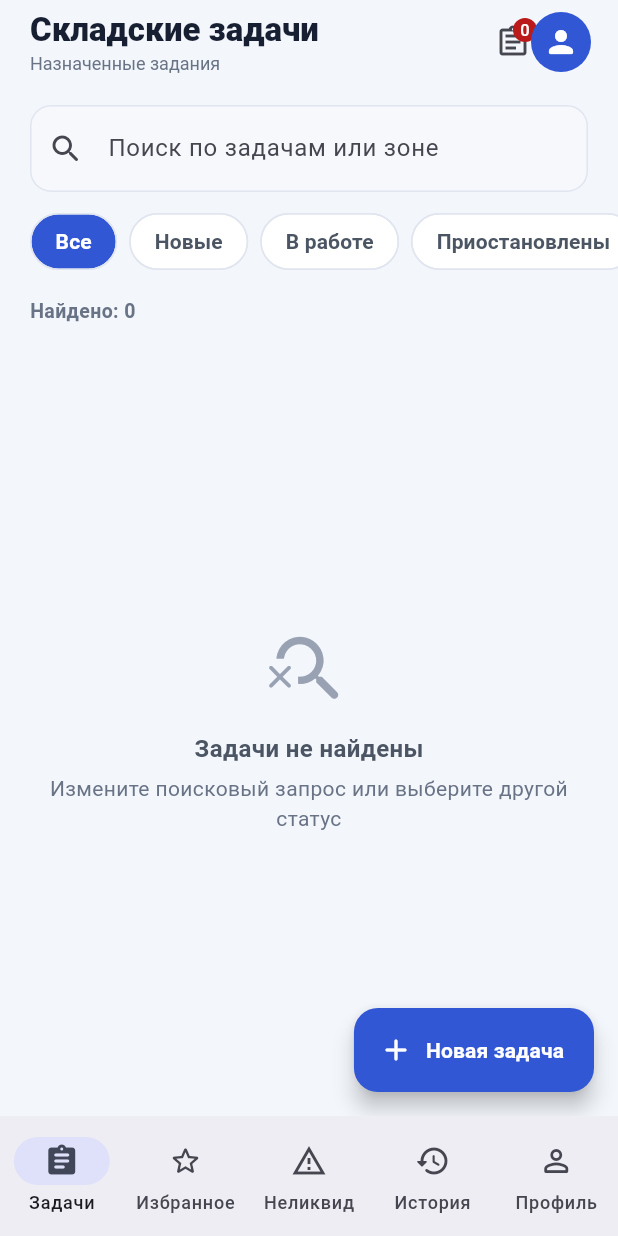
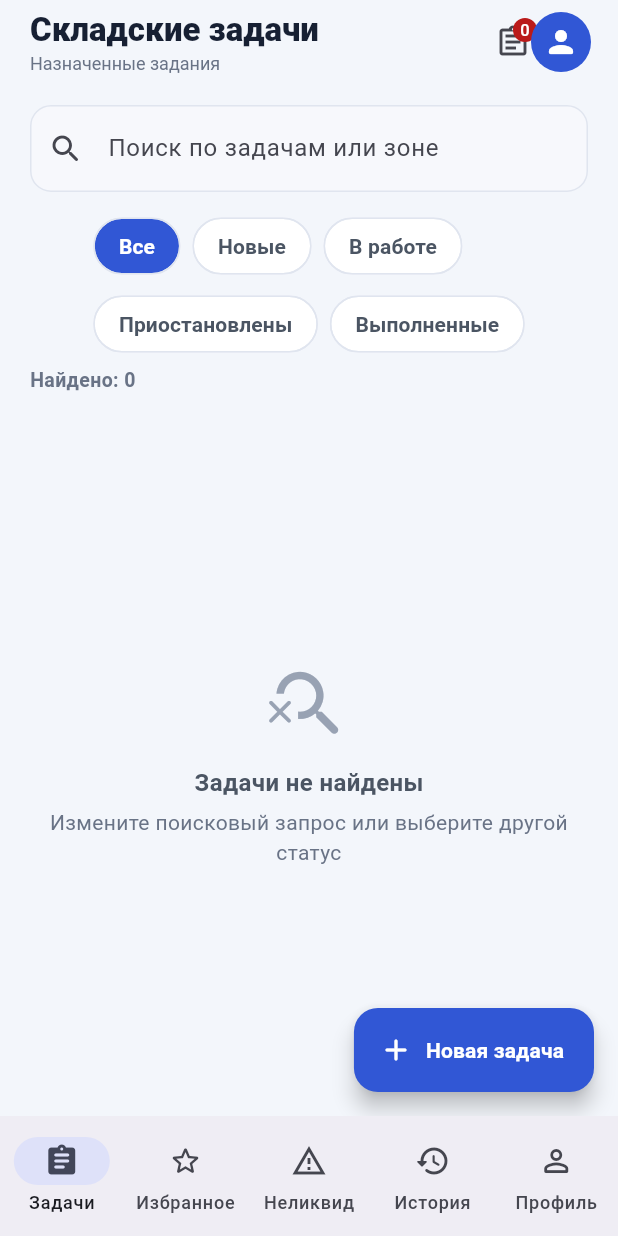
Before and after one commit to BeliiAndrei/SmartTaskHandlerMobile, a Flutter app: the TaskListPage screen opened by its route, on a phone screen of 412 x 824 dp. Run offline on Flutter 3.47's test engine with Material 3 defaults, Android fonts, the phone set to English and light mode, and no system bars; our stand-ins replace flutter_bloc, flutter_riverpod, go_router, image_picker, shared_preferences; missing offline and left inert: mobile_scanner; accounts and stored records are empty.

Commit message:
Wrap task status filters on narrow screens

```diff
--- a/lib/screens/task_list_screen.dart
+++ b/lib/screens/task_list_screen.dart
@@ -167,11 +167,11 @@ class _TaskListPageState extends State<TaskListPage> {
             ),
           ),
         ),
-        SizedBox(
-          height: 66,
-          child: ListView(
-            padding: const EdgeInsets.symmetric(horizontal: 20, vertical: 12),
-            scrollDirection: Axis.horizontal,
+        Padding(
+          padding: const EdgeInsets.fromLTRB(12, 12, 12, 0),
+          child: Wrap(
+            spacing: 8,
+            runSpacing: 4,
             children: [
               _StatusFilterChip(
                 text: 'Все',
@@ -279,9 +279,7 @@ class _StatusFilterChip extends StatelessWidget {
 
   @override
   Widget build(BuildContext context) {
-    return Padding(
-      padding: const EdgeInsets.only(right: 8),
-      child: ChoiceChip(
+    return ChoiceChip(
       label: Text(text),
       selected: selected,
       onSelected: (_) => onSelected(),
@@ -294,7 +292,6 @@ class _StatusFilterChip extends StatelessWidget {
         fontWeight: FontWeight.w600,
       ),
       shape: RoundedRectangleBorder(borderRadius: BorderRadius.circular(20)),
-      ),
     );
   }
 }
```
Lines whose indentation alone changed are shown as unchanged.
